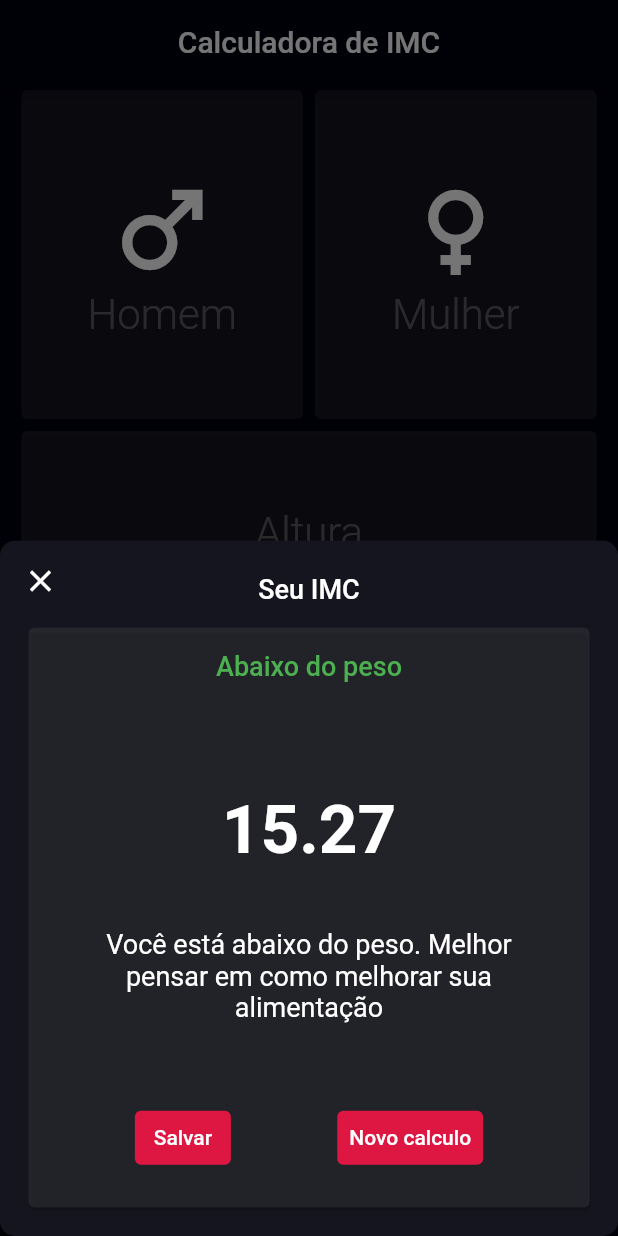
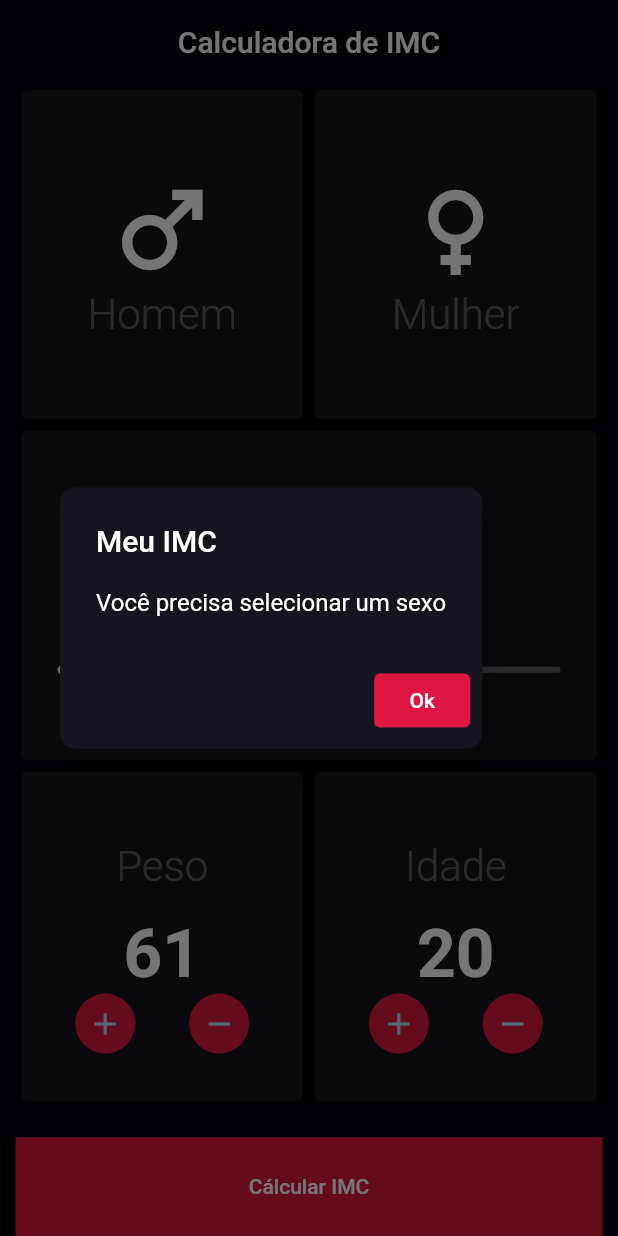
Before and after one commit to juanfernandez13/imc_app, a Flutter app: the screen it shows after launch, after a tap on the "add" icon, after a tap on the "remove" icon, after a tap on "Cálcular IMC", on a phone screen of 412 x 824 dp. Run offline on Flutter 3.47's test engine with Material 2 defaults, Android fonts, the phone set to English and light mode, and no system bars.

Commit message:
:sparkles: feat: calculando IMC e criando imc model

```diff
--- a/lib/components/button_cal_imc.dart
+++ b/lib/components/button_cal_imc.dart
@@ -1,14 +1,40 @@
 import 'package:flutter/material.dart';
 import '../constants/constants.dart';
+import '../models/imc_model.dart';
 
 class ButtonCalIMC extends StatefulWidget {
-  const ButtonCalIMC({super.key});
+  final ImcModel imcModel;
+  ButtonCalIMC(this.imcModel, {super.key});
 
   @override
   State<ButtonCalIMC> createState() => _ButtonCalIMCState();
 }
 
 class _ButtonCalIMCState extends State<ButtonCalIMC> {
+  late double imc;
+  List<String> statusImc = [
+    "Abaixo do peso",
+    "Peso ideal",
+    "sobrepeso",
+    "obesidade grau I",
+    "obesidade grau II",
+  ];
+  List<String> textStatusImc = [
+    "Sinto muito, mas seu IMC está acima do ideal. Melhor pensar em como melhorar sua alimentação",
+    "Parábens, você está no seu peso ideal. Continue mantendo cuidado com sua alimentação e atividades físicas",
+    "Sinto muito, mas seu IMC está acima do ideal. Melhor pensar em como melhorar sua alimentação",
+    "Sinto muito, mas seu IMC está muito acima do ideal. Melhor pensar em como melhorar sua alimentação e atividades físicas",
+    "Seu IMC está muito acima do ideal. Melhor pensar em como melhorar sua alimentação e atividades físicas com urgência",
+  ];
+  int indexText = 0;
+  List<Color> colorStatusImc = [
+    Colors.orange,
+    Colors.green,
+    Colors.orange,
+    Colors.redAccent,
+    Color.fromARGB(255, 230, 3, 3)
+  ];
+
   @override
   Widget build(BuildContext context) {
     Constants constants = Constants(context);
@@ -22,7 +48,55 @@ class _ButtonCalIMCState extends State<ButtonCalIMC> {
               RoundedRectangleBorder(borderRadius: BorderRadius.circular(0))),
         ),
         onPressed: () {
-          showModalBottomSheet(
+          widget.imcModel.imc = widget.imcModel.calcularImc();
+          imc = widget.imcModel.imc;
+          if (imc <= 18.50) {
+            indexText = 0;
+          } else if (imc <= 25) {
+            indexText = 1;
+          } else if (imc <= 30) {
+            indexText = 2;
+          } else if (imc <= 35) {
+            indexText = 3;
+          } else {
+            indexText = 4;
+          }
+          setState(() {});
+          widget.imcModel.gender == ""
+              ? showDialog(
+                  context: context,
+                  builder: ((BuildContext bc) {
+                    return AlertDialog(
+                      backgroundColor: constants.cinzaOptionsDeep,
+                      alignment: Alignment.centerLeft,
+                      elevation: 8,
+                      shape: RoundedRectangleBorder(
+                          borderRadius: BorderRadius.circular(10)),
+                      title: const Text("Meu IMC",
+                          style: TextStyle(color: Colors.white)),
+                      content: Wrap(
+                        children: const [
+                          Text(
+                            "Você precisa selecionar um sexo",
+                            style: TextStyle(color: Colors.white),
+                          ),
+                        ],
+                      ),
+                      actions: [
+                        TextButton(
+                            style: ButtonStyle(
+                              backgroundColor: MaterialStatePropertyAll<Color>(
+                                  constants.vermelhoPadrao),
+                            ),
+                            onPressed: (() => Navigator.pop(context)),
+                            child: const Text(
+                              "Ok",
+                              style: TextStyle(color: Colors.white),
+                            )),
+                      ],
+                    );
+                  }))
+              : showModalBottomSheet(
                   backgroundColor: constants.cinzaOptionsDeep,
                   context: context,
                   shape: RoundedRectangleBorder(
@@ -67,31 +141,39 @@ class _ButtonCalIMCState extends State<ButtonCalIMC> {
                                 child: Column(
                                   mainAxisAlignment: MainAxisAlignment.center,
                                   children: [
-                                const Expanded(
-                                  child: Text("Abaixo do peso",
+                                    Expanded(
+                                      child: Text(statusImc[indexText],
                                           style: TextStyle(
-                                          color: Colors.green,
+                                              color: colorStatusImc[indexText],
                                               fontSize: 18,
                                               fontWeight: FontWeight.w500)),
                                     ),
-                                const Expanded(
+                                    Expanded(
                                       flex: 1,
-                                  child: Text(
-                                    "15.27",
-                                    style: TextStyle(
+                                      child: Column(
+                                        children: [
+                                          Text(
+                                            imc.toStringAsFixed(2),
+                                            style: const TextStyle(
                                               fontSize: 45,
                                               color: Colors.white,
                                               fontWeight: FontWeight.w600,
                                             ),
                                           ),
+                                          Text(
+                                              "Seu peso ideal: ${widget.imcModel.pesoIdealMinimo().toStringAsFixed(2)} - ${widget.imcModel.pesoIdealMaximo().toStringAsFixed(2)} kg",
+                                              style: TextStyle(fontSize: 14, color: Colors.green, fontWeight: FontWeight.w400),
+                                              )
+                                        ],
+                                      ),
                                     ),
                                     Expanded(
                                       child: SizedBox(
                                           width: constants.widthPhone * 0.75,
-                                      child: const Text(
-                                        "Você está abaixo do peso. Melhor pensar em como melhorar sua alimentação",
+                                          child: Text(
+                                            textStatusImc[indexText],
                                             textAlign: TextAlign.center,
-                                        style: TextStyle(
+                                            style: const TextStyle(
                                                 color: Colors.white,
                                                 fontSize: 18,
                                                 fontWeight: FontWeight.w400),
@@ -104,7 +186,12 @@ class _ButtonCalIMCState extends State<ButtonCalIMC> {
                                               MainAxisAlignment.spaceEvenly,
                                           children: [
                                             TextButton(
-                                            style: ButtonStyle(backgroundColor: MaterialStatePropertyAll<Color>(constants.vermelhoPadrao)),
+                                                style: ButtonStyle(
+                                                    backgroundColor:
+                                                        MaterialStatePropertyAll<
+                                                                Color>(
+                                                            constants
+                                                                .vermelhoPadrao)),
                                                 onPressed: () {},
                                                 child: const Text(
                                                   "Salvar",
@@ -112,9 +199,17 @@ class _ButtonCalIMCState extends State<ButtonCalIMC> {
                                                       color: Colors.white),
                                                 )),
                                             TextButton(
-                                           style: ButtonStyle(backgroundColor: MaterialStatePropertyAll<Color>(constants.vermelhoPadrao)),
-                                            onPressed: () {},
-                                            child: Text("Novo calculo",
+                                                style: ButtonStyle(
+                                                    backgroundColor:
+                                                        MaterialStatePropertyAll<
+                                                                Color>(
+                                                            constants
+                                                                .vermelhoPadrao)),
+                                                onPressed: () {
+                                                  Navigator.pop(context);
+                                                },
+                                                child: const Text(
+                                                    "Novo calculo",
                                                     style: TextStyle(
                                                         color: Colors.white))),
                                           ],
--- a/lib/components/option_genders.dart
+++ b/lib/components/option_genders.dart
@@ -1,8 +1,10 @@
 import 'package:flutter/material.dart';
+import 'package:imc_app/models/imc_model.dart';
 import '../constants/constants.dart';
 
 class OptionGenders extends StatefulWidget {
-  const OptionGenders({super.key});
+  final ImcModel imcModel;
+  OptionGenders(this.imcModel, {super.key});
 
   @override
   State<OptionGenders> createState() => _OptionGendersState();
@@ -22,7 +24,9 @@ class _OptionGendersState extends State<OptionGenders> {
               child: InkWell(
             onTap: () {
               gender = gender == "male" ? "" : "male";
-              setState(() {});
+              setState(() {
+                widget.imcModel.gender = gender;
+              });
             },
             child: Card(
               color: gender == "male"
@@ -49,7 +53,9 @@ class _OptionGendersState extends State<OptionGenders> {
             child: InkWell(
               onTap: () {
                 gender = gender == "female" ? "" : "female";
-                setState(() {});
+                setState(() {
+                  widget.imcModel.gender = gender;
+                });
               },
               child: Card(
                 color: gender == "female"
--- a/lib/components/option_height.dart
+++ b/lib/components/option_height.dart
@@ -1,17 +1,18 @@
 import 'package:flutter/material.dart';
-import 'dart:math';
 
 import '../constants/constants.dart';
+import '../models/imc_model.dart';
 
 class OptionHeight extends StatefulWidget {
-  const OptionHeight({super.key});
+  final ImcModel imcModel;
+  OptionHeight(this.imcModel, {super.key});
 
   @override
   State<OptionHeight> createState() => _OptionHeightState();
 }
 
 class _OptionHeightState extends State<OptionHeight> {
-  double valueSlider = 100;
+  double valueSlider = 120;
   @override
   Widget build(BuildContext context) {
     Constants constants = Constants(context);
@@ -62,6 +63,7 @@ class _OptionHeightState extends State<OptionHeight> {
                 onChanged: (double value) {
                   setState(() {
                     valueSlider = value;
+                    widget.imcModel.altura = valueSlider;
                   });
                 },
                 thumbColor: constants.vermelhoPadrao,
--- a/lib/components/options_age_weight.dart
+++ b/lib/components/options_age_weight.dart
@@ -1,8 +1,11 @@
 import 'package:flutter/material.dart';
 import 'package:imc_app/constants/constants.dart';
 
+import '../models/imc_model.dart';
+
 class OptionsAgeWieght extends StatefulWidget {
-  const OptionsAgeWieght({super.key});
+  final ImcModel imcModel;
+  const OptionsAgeWieght(this.imcModel, {super.key});
 
   @override
   State<OptionsAgeWieght> createState() => _OptionsAgeWieghtState();
@@ -44,13 +47,21 @@ class _OptionsAgeWieghtState extends State<OptionsAgeWieght> {
                   crossAxisAlignment: CrossAxisAlignment.center,
                   children: [
                     InkWell(
-                        onTap: () => setState(() => ++weight),
+                        onTap: () {
+                          ++weight;
+                          widget.imcModel.peso = weight;
+                          setState(() {});
+                        },
                         child: CircleAvatar(
                           backgroundColor: constants.vermelhoPadrao,
                           child: const Icon(Icons.add),
                         )),
                     InkWell(
-                        onTap: () => setState(() => --weight),
+                        onTap: () {
+                          setState(() {
+                            --weight;
+                          });
+                        },
                         child: CircleAvatar(
                             backgroundColor: constants.vermelhoPadrao,
                             child: const Icon(Icons.remove))),
--- a/lib/constants/constants.dart
+++ b/lib/constants/constants.dart
@@ -7,6 +7,8 @@ class Constants {
   late final Color vermelhoPadrao;
   late final double widthPhone;
   late final double heightPhone;
+  late final List<String> statusImc;
+  late final List<String> textStatusImc;
   Constants(BuildContext context) {
     azulBackground = const Color(0xff000010);
     cinzaOptionsClear = const Color(0x1FAEAEAE);
@@ -14,5 +16,6 @@ class Constants {
     vermelhoPadrao = const Color(0xFFDD1742);
     widthPhone = MediaQuery.of(context).size.width;
     heightPhone = MediaQuery.of(context).size.height;
+
   }
 }
--- /dev/null
+++ b/lib/models/imc_model.dart
@@ -0,0 +1,41 @@
+import 'dart:math';
+
+class ImcModel {
+  String _gender = "";
+  double _altura = 120;
+  int _peso = 40;
+  int _idade = 0;
+  double _imc = 0.0;
+
+  ImcModel();
+
+  String get gender => _gender;
+  set gender(String gender) => _gender = gender;
+  double get altura => _altura;
+  set altura(double altura) => _altura = altura;
+  int get peso => _peso;
+  set peso(int peso) => _peso = peso;
+  int get idade => _idade;
+  set idade(int idade) => _idade = idade;
+  double get imc => _imc;
+  set imc(double imc) => _imc = imc;
+
+  double calcularImc() {
+    double altura = _altura.floor() / 100.0;
+    var imcValue = _peso / ((altura * altura));
+    return imcValue;
+  }
+
+  double pesoIdealMaximo() {
+    double maxPeso;
+    double altura = _altura.floor() / 100.0;
+    maxPeso = 25 * altura * altura;
+    return maxPeso;
+  }
+  double pesoIdealMinimo() {
+    double minPeso;
+    double altura = _altura.floor() / 100.0;
+    minPeso = 18.5 * altura * altura;
+    return minPeso;
+  }
+}
--- a/lib/pages/home_page.dart
+++ b/lib/pages/home_page.dart
@@ -4,6 +4,7 @@ import 'package:imc_app/components/option_genders.dart';
 import 'package:imc_app/components/option_height.dart';
 import 'package:imc_app/components/options_age_weight.dart';
 import 'package:imc_app/constants/constants.dart';
+import 'package:imc_app/models/imc_model.dart';
 
 class HomePage extends StatefulWidget {
   const HomePage({super.key});
@@ -16,7 +17,7 @@ class _HomePageState extends State<HomePage> {
   @override
   Widget build(BuildContext context) {
     Constants constants = Constants(context);
-
+    ImcModel imcModel = ImcModel();
     return SafeArea(
       child: Scaffold(
         appBar: AppBar(
@@ -28,14 +29,15 @@ class _HomePageState extends State<HomePage> {
         backgroundColor: constants.azulBackground,
         body: Center(
           child: SizedBox(
+            height: constants.heightPhone,
             width: constants.widthPhone * 0.95,
             child: Column(
               children: [
-                const OptionGenders(),
-                const OptionHeight(),
-                const OptionsAgeWieght(),
+                OptionGenders(imcModel),
+                OptionHeight(imcModel),
+                OptionsAgeWieght(imcModel),
                 const SizedBox(height: 20),
-                const ButtonCalIMC()
+                ButtonCalIMC(imcModel)
               ],
             ),
           ),
```
Lines whose indentation alone changed are shown as unchanged.
